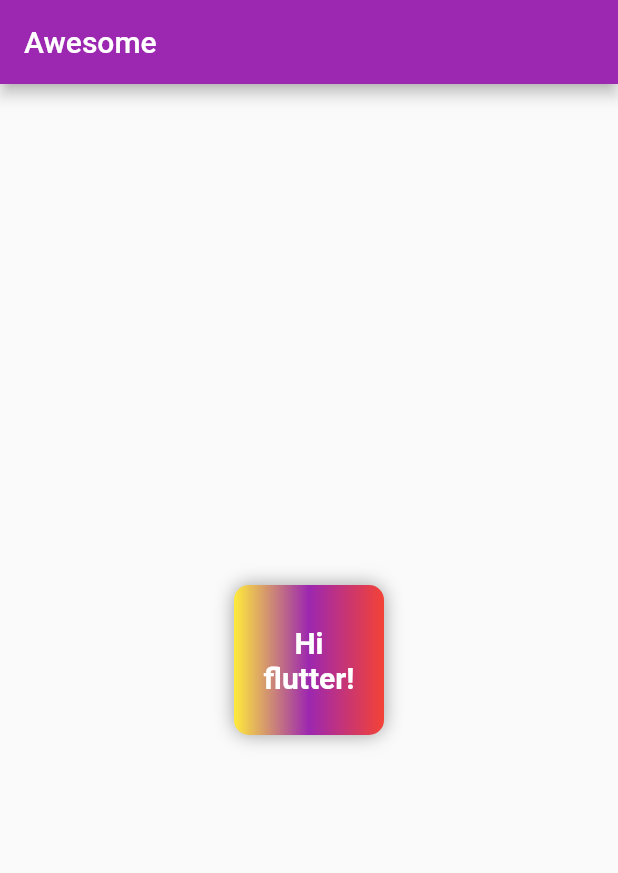
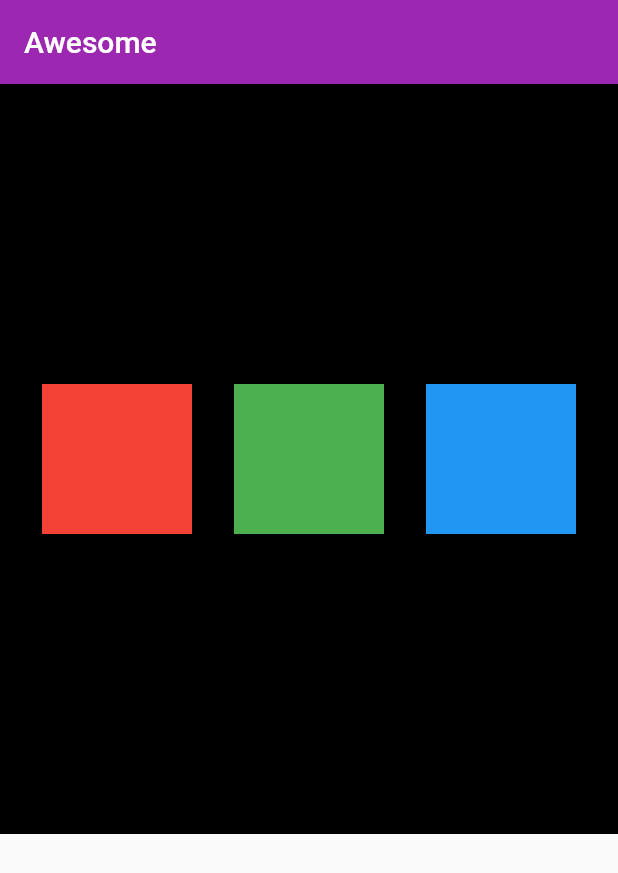
Before and after one commit to arjun391c/starter_flutter, a Flutter app: the screen it shows after launch, on a phone screen of 412 x 824 dp. Shown: the top 873 px of the screen. Run offline on Flutter 3.47's test engine with Material 2 defaults, Android fonts, the phone set to English and light mode, and no system bars.

Commit message:
rows, column

```diff
--- a/lib/main.dart
+++ b/lib/main.dart
@@ -12,27 +12,41 @@ class HomePage extends StatelessWidget {
       appBar: AppBar(
         title: Text("Awesome"),
       ),
-      body: Center(
-        child: Container(
+      body: Container(
+        color: Colors.black,
+        height: 500,
+        child: Row(
+          mainAxisAlignment: MainAxisAlignment.spaceEvenly,
+          crossAxisAlignment: CrossAxisAlignment.center,
+          children: <Widget>[
+            Container(
               // color: Colors.deepOrangeAccent,
               width: 100,
               height: 100,
               // clipBehavior: Clip.antiAlias,
               padding: const EdgeInsets.all(10),
-          alignment: Alignment.center,
-          decoration: BoxDecoration(
-              color: Colors.grey,
-              // shape: BoxShape.circle,
-              borderRadius: BorderRadius.circular(10),
-              gradient: LinearGradient(
-                  colors: [Colors.yellow, Colors.purple, Colors.red]),
-              boxShadow: [BoxShadow(color: Colors.grey, blurRadius: 10)]),
-          child: Text(
-            "Hi flutter!",
-            textAlign: TextAlign.center,
-            style: TextStyle(
-                fontSize: 20, color: Colors.white, fontWeight: FontWeight.bold),
+              // alignment: Alignment.center,
+              color: Colors.red,
             ),
+            Container(
+              // color: Colors.deepOrangeAccent,
+              width: 100,
+              height: 100,
+              // clipBehavior: Clip.antiAlias,
+              padding: const EdgeInsets.all(10),
+              // alignment: Alignment.center,
+              color: Colors.green,
+            ),
+            Container(
+              // color: Colors.deepOrangeAccent,
+              width: 100,
+              height: 100,
+              // clipBehavior: Clip.antiAlias,
+              padding: const EdgeInsets.all(10),
+              // alignment: Alignment.center,
+              color: Colors.blue,
+            ),
+          ],
         ),
       ),
     );
```
Lines whose indentation alone changed are shown as unchanged.
